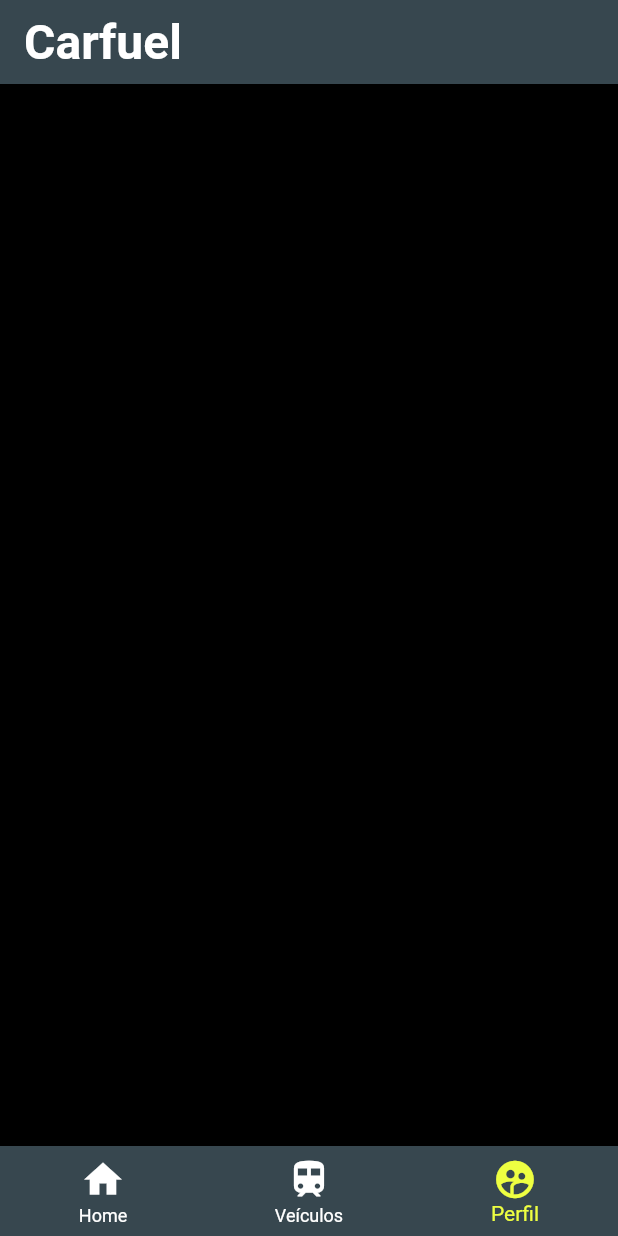
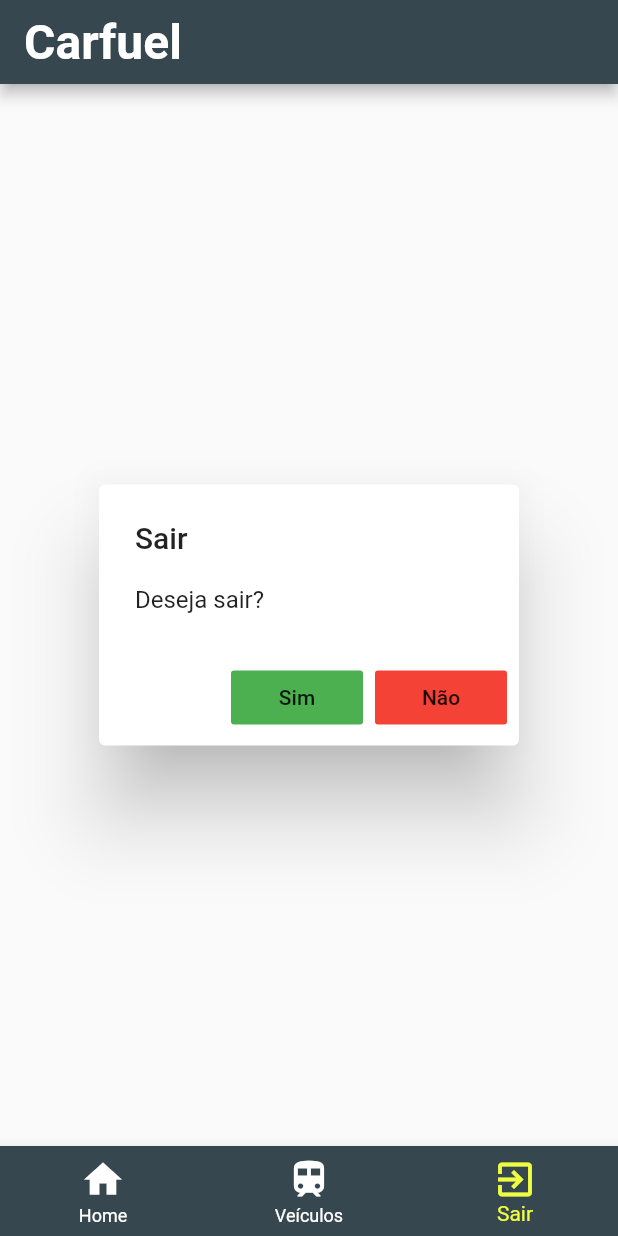
Before and after one commit to luismallmann/carfuel, a Flutter app: the Home screen opened directly with empty values, item 3 of the bottom bar chosen, on a phone screen of 412 x 824 dp. Run offline on Flutter 3.47's test engine with Material 2 defaults, Android fonts, the phone set to English and light mode, and no system bars; our stand-ins replace datetime_picker_formfield, flutter_icons, splashscreen, sqflite; accounts and stored records are empty.

Commit message:
ajustes gerais

```diff
--- a/lib/home.dart
+++ b/lib/home.dart
@@ -7,6 +7,8 @@ import 'package:carfuel/models/carro.dart';
 import 'package:carfuel/models/usuario.dart';
 import 'package:flutter/cupertino.dart';
 import 'package:flutter/material.dart';
+import 'package:flutter/services.dart';
+import 'package:flutter_icons/flutter_icons.dart';
 
 class Home extends StatefulWidget {
   final User user;
@@ -300,6 +302,7 @@ class _HomeState extends State<Home> {
                                             actions: <Widget>[
                                               FlatButton(
                                                 child: Text('Confirmar'),
+                                                color: Colors.green,
                                                 onPressed: () {
                                                   base.deleteCarro(_mostrarCarros.elementAt(index).idCarro);
                                                   setState(() {
@@ -310,6 +313,7 @@ class _HomeState extends State<Home> {
                                               ),
                                               FlatButton(
                                                 child: Text('Cancelar'),
+                                                color: Colors.red,
                                                 onPressed: () {
                                                   Navigator.of(context).pop();
                                                 },
@@ -329,8 +333,27 @@ class _HomeState extends State<Home> {
               );
             }
         );
-      case 2: return Container(
-        color: Colors.black,
+      case 2: return AlertDialog(
+        title: Text('Sair'),
+        content: const Text('Deseja sair?'),
+        actions: <Widget>[
+          FlatButton(
+            color: Colors.green,
+            child: Text('Sim'),
+            onPressed: () {
+              SystemNavigator.pop();
+            },
+          ),
+          FlatButton(
+            color: Colors.red,
+            onPressed: (){
+              setState(() {
+                _index=0;
+              });
+    },
+            child: Text('Não'),
+          ),
+        ],
       );
     }
   }
@@ -361,8 +384,8 @@ class _HomeState extends State<Home> {
               icon:Icon(Icons.train),
               title: Text('Veículos',style: TextStyle(fontSize: 16))),
           BottomNavigationBarItem(
-              icon: Icon(Icons.supervised_user_circle),
-              title: Text('Perfil',style: TextStyle(fontSize: 16)))
+              icon: Icon(Icons.exit_to_app),
+              title: Text('Sair',style: TextStyle(fontSize: 16)))
         ],
       ),
     );
```
